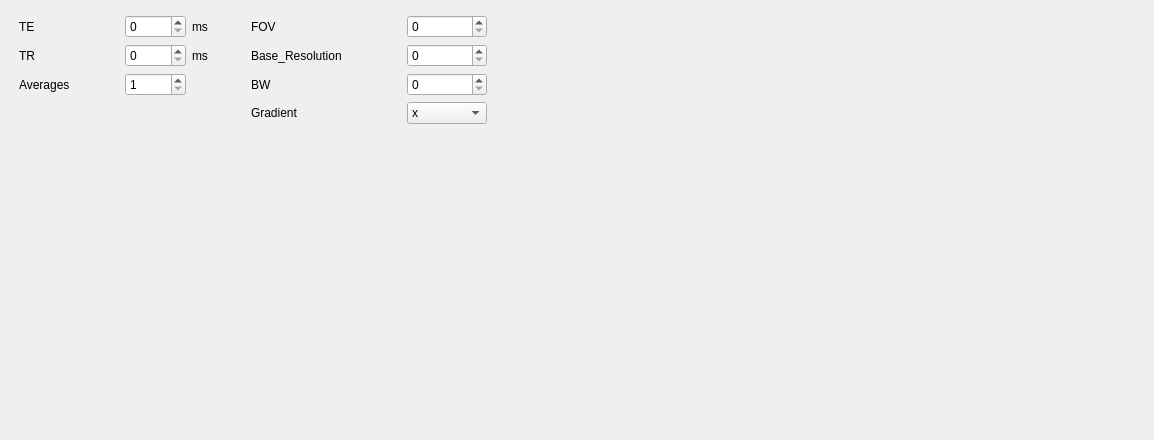
This is sequences/se_1D/interface.ui in mri4all/console as Qt 5 draws it before an edit. The edited form follows.
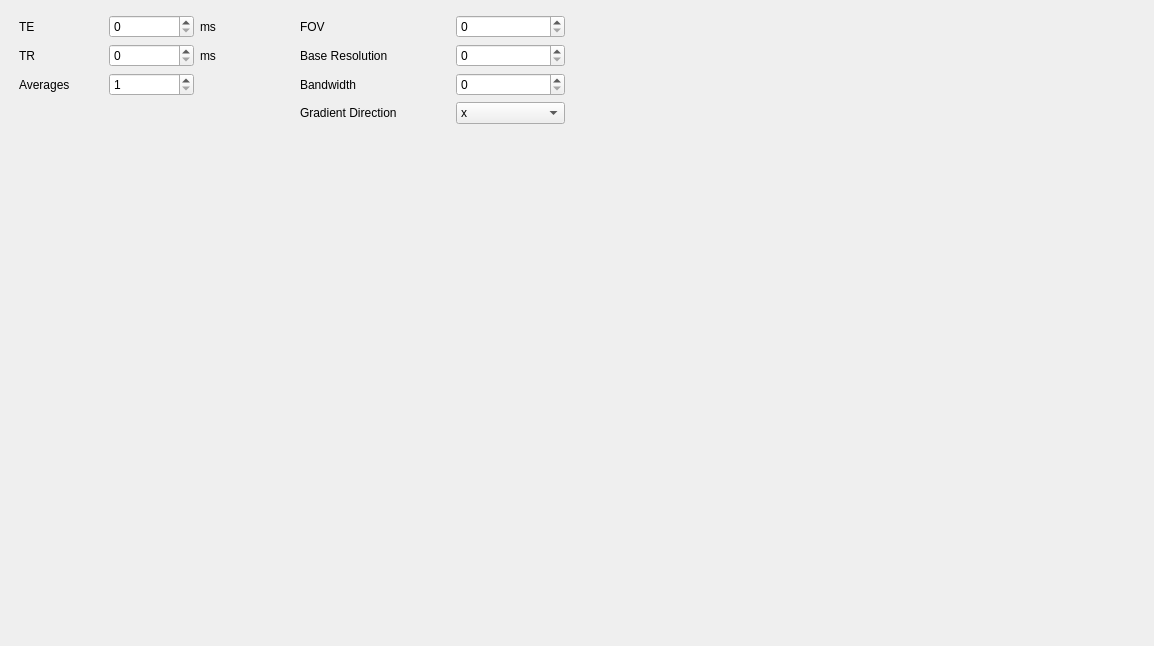
This is the edited form.

```diff
--- a/sequences/se_1D/interface.ui
+++ b/sequences/se_1D/interface.ui
@@ -7,7 +7,7 @@
     <x>0</x>
     <y>0</y>
     <width>1154</width>
-    <height>440</height>
+    <height>646</height>
    </rect>
   </property>
   <property name="windowTitle">
@@ -26,12 +26,12 @@
     <string/>
    </property>
   </widget>
-  <widget class="QWidget" name="">
+  <widget class="QWidget" name="layoutWidget">
    <property name="geometry">
     <rect>
      <x>19</x>
      <y>15</y>
-     <width>468</width>
+     <width>546</width>
      <height>483</height>
     </rect>
    </property>
@@ -63,7 +63,7 @@
        <widget class="QLabel" name="label">
         <property name="minimumSize">
          <size>
-          <width>100</width>
+          <width>80</width>
           <height>0</height>
          </size>
         </property>
@@ -120,9 +120,12 @@
       <property name="orientation">
        <enum>Qt::Horizontal</enum>
       </property>
+      <property name="sizeType">
+       <enum>QSizePolicy::Fixed</enum>
+      </property>
       <property name="sizeHint" stdset="0">
        <size>
-        <width>13</width>
+        <width>10</width>
         <height>20</height>
        </size>
       </property>
@@ -165,7 +168,7 @@
          </size>
         </property>
         <property name="text">
-         <string>Base_Resolution</string>
+         <string>Base Resolution</string>
         </property>
        </widget>
       </item>
@@ -185,7 +188,7 @@
       <item row="2" column="0">
        <widget class="QLabel" name="label_10">
         <property name="text">
-         <string>BW</string>
+         <string>Bandwidth</string>
         </property>
        </widget>
       </item>
@@ -205,7 +208,7 @@
       <item row="3" column="0">
        <widget class="QLabel" name="label_7">
         <property name="text">
-         <string>Gradient</string>
+         <string>Gradient Direction</string>
         </property>
        </widget>
       </item>
```
Left out of the diff: 9 changed lines with no effect on the pictures.
